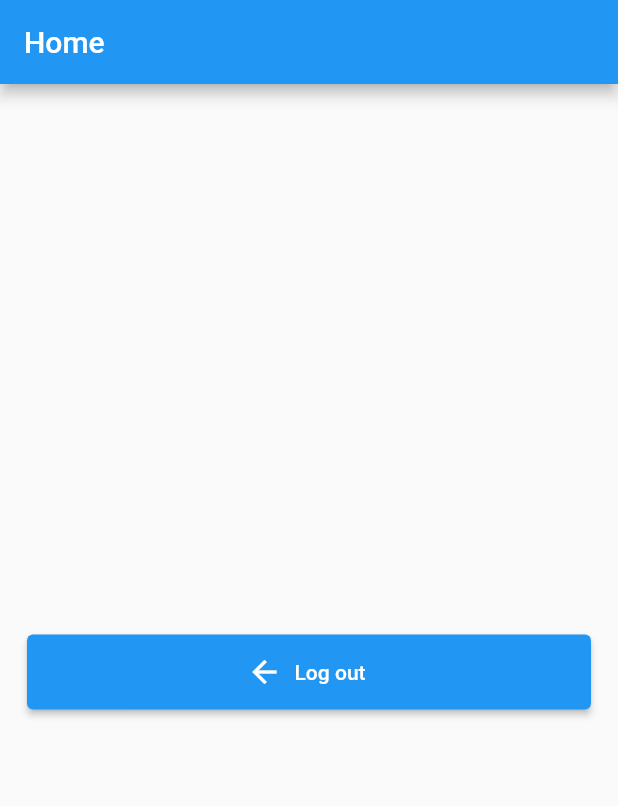
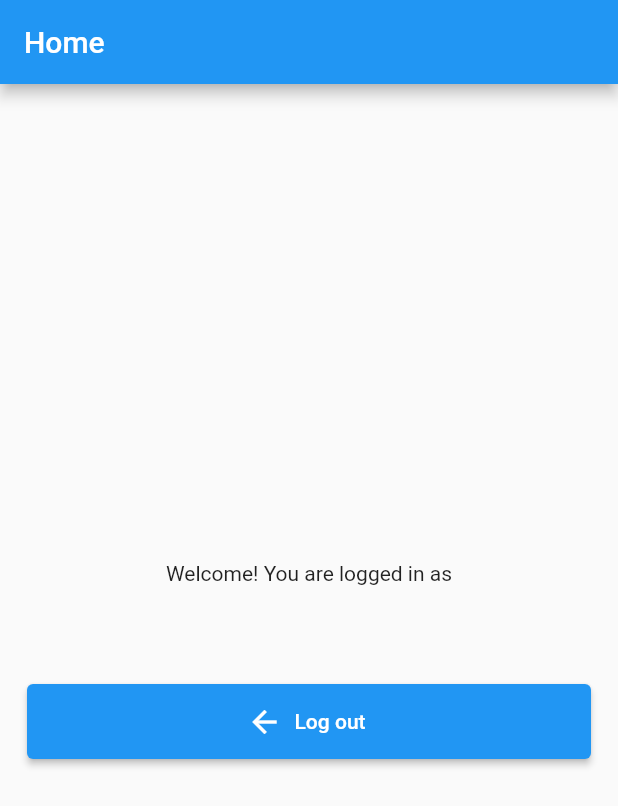
Before and after one commit to alxayeed/flutter-firebase-authentication, a Flutter app: the screen it shows once a user with an empty profile is signed in, after a tap on "Log out", on a phone screen of 412 x 824 dp. Shown: the top 806 px of the screen. Run offline on Flutter 3.47's test engine with Material 2 defaults, Android fonts, the phone set to English and light mode, and no system bars; our stand-ins replace email_validator, firebase_auth, firebase_core; accounts and stored records are empty.

```diff
--- a/lib/screens/home_screen.dart
+++ b/lib/screens/home_screen.dart
@@ -10,17 +10,22 @@ class HomeScreen extends StatelessWidget {
   Widget build(BuildContext context) {
     AuthService authService = AuthService();
     final user = FirebaseAuth.instance.currentUser!;
-    print(user);
     return SafeArea(
       child: Scaffold(
         appBar: AppBar(title: const Text('Home')),
         body: Column(
           mainAxisAlignment: MainAxisAlignment.center,
           children: [
-            Center(child: Text(user.email!)),
-            CustomButton(onPressed: (){
+            Center(
+                child: Text('Welcome! You are logged in as\n ${user.email!}')),
+            const SizedBox(height: 50),
+            CustomButton(
+              onPressed: () {
                 authService.signOut();
-            }, label: "Log out", icon: const Icon(Icons.arrow_back),)
+              },
+              label: "Log out",
+              icon: const Icon(Icons.arrow_back),
+            )
           ],
         ),
       ),
--- a/lib/screens/verify_email_screen.dart
+++ b/lib/screens/verify_email_screen.dart
@@ -92,8 +92,7 @@ class _VerifyEmailScreenState extends State<VerifyEmailScreen> {
 
   Future sendVerificationEmail() async {
     try {
-      final user = FirebaseAuth.instance.currentUser!;
-      await user.sendEmailVerification();
+      authService.verifyEmail();
     } catch (e) {
       Utils.showSnackBar(e.toString());
     }
--- a/lib/services/auth_service.dart
+++ b/lib/services/auth_service.dart
@@ -73,12 +73,11 @@ class AuthService {
     }
   }
 
-  Future verifyEmail(BuildContext context) async {
+  Future verifyEmail() async {
     try {
       await FirebaseAuth.instance.currentUser!.sendEmailVerification();
     } on FirebaseAuthException catch (e) {
       Utils.showSnackBar(e.message.toString());
-      Navigator.pop(context);
     }
   }
 }
```
